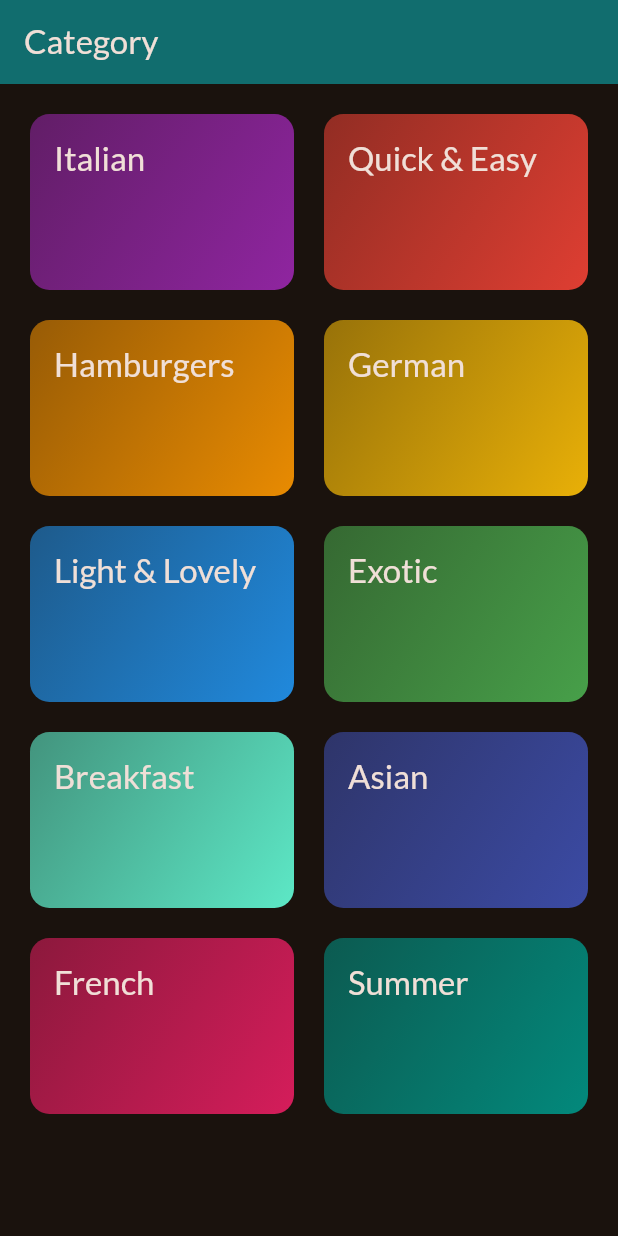
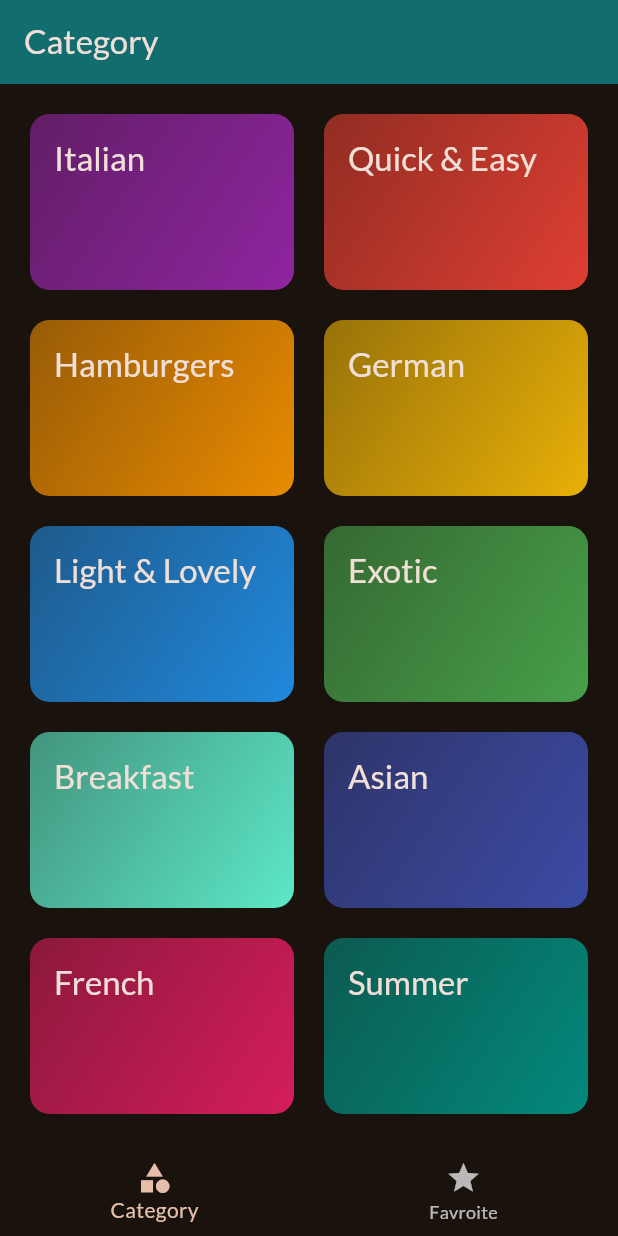
Before and after one commit to AryanAtel1034/Meals-App, a Flutter app: the screen it shows after launch, on a phone screen of 412 x 824 dp. Run offline on Flutter 3.47's test engine with Material 2 defaults, Android fonts, the phone set to English and light mode, and no system bars; our stand-ins replace google_fonts, transparent_image.

```diff
--- a/lib/main.dart
+++ b/lib/main.dart
@@ -1,6 +1,6 @@
 import 'package:flutter/material.dart';
 import 'package:google_fonts/google_fonts.dart';
-import 'package:meals_app/screen/category.dart';
+import 'package:meals_app/screen/tab.dart';
 
 final theme = ThemeData(
   useMaterial3: true,
@@ -22,6 +22,6 @@ class App extends StatelessWidget {
     return MaterialApp(
         debugShowCheckedModeBanner: false,
         theme: theme,
-        home: const CategoryScreen());
+        home: const TabScreen());
   }
 }
--- a/lib/screen/category.dart
+++ b/lib/screen/category.dart
@@ -24,12 +24,7 @@ class CategoryScreen extends StatelessWidget {
 
   @override
   Widget build(BuildContext context) {
-    return Scaffold(
-      appBar: AppBar(
-        title: const Text('Category'),
-        backgroundColor: const Color.fromRGBO(17, 109, 110, 1),
-      ),
-      body: GridView(
+    return GridView(
       padding: const EdgeInsets.all(20),
       gridDelegate: const SliverGridDelegateWithFixedCrossAxisCount(
         crossAxisCount: 2,
@@ -46,7 +41,6 @@ class CategoryScreen extends StatelessWidget {
             },
           )
       ],
-      ),
     );
   }
 }
--- /dev/null
+++ b/lib/screen/tab.dart
@@ -0,0 +1,49 @@
+import 'package:flutter/material.dart';
+import 'package:meals_app/screen/category.dart';
+import 'package:meals_app/screen/meals.dart';
+
+class TabScreen extends StatefulWidget {
+  const TabScreen({super.key});
+  @override
+  State<TabScreen> createState() {
+    return _TabScreenState();
+  }
+}
+
+class _TabScreenState extends State<TabScreen> {
+  int _selectedPageIndex = 0;
+
+  void _selectPage(int index) {
+    setState(() {
+      _selectedPageIndex = index;
+    });
+  }
+
+  @override
+  Widget build(BuildContext context) {
+    Widget activePage = const CategoryScreen();
+    var activePageTitle = 'Category';
+
+    if (_selectedPageIndex == 1) {
+      activePage =  MealsScreen(meals: []);
+      activePageTitle = ' Your Favroites';
+    }
+
+    return Scaffold(
+      appBar: AppBar(
+        title: Text(activePageTitle),
+       backgroundColor: const Color.fromRGBO(17, 109, 110, 1),
+      ),
+      body: activePage,
+      bottomNavigationBar: BottomNavigationBar(
+        onTap: _selectPage,
+        currentIndex: _selectedPageIndex,
+        items: const [
+          BottomNavigationBarItem(
+              icon: Icon(Icons.category), label: 'Category'),
+          BottomNavigationBarItem(icon: Icon(Icons.star), label: 'Favroite')
+        ],
+      ),
+    );
+  }
+}
```
Also changed, not shown: lib/screen/meal_details.dart (+93 -4 lines), lib/screen/meals.dart (+22 -14 lines). Lines whose indentation alone changed are shown as unchanged.
